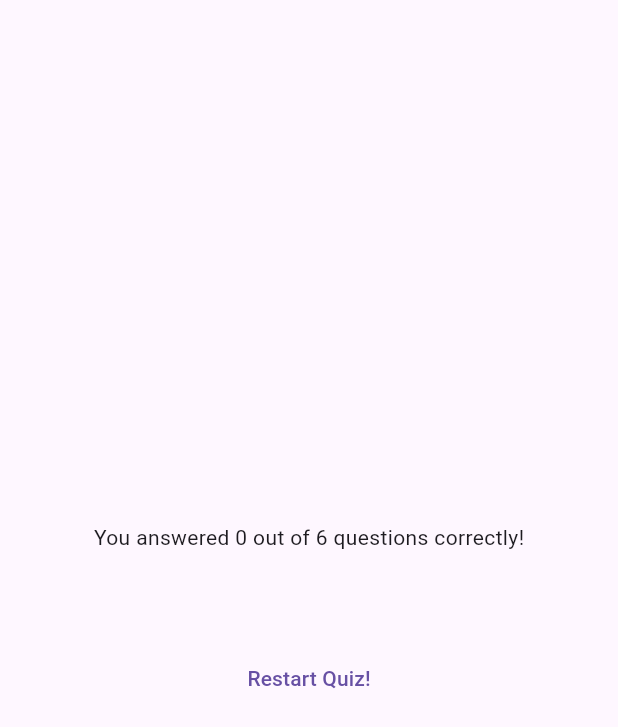
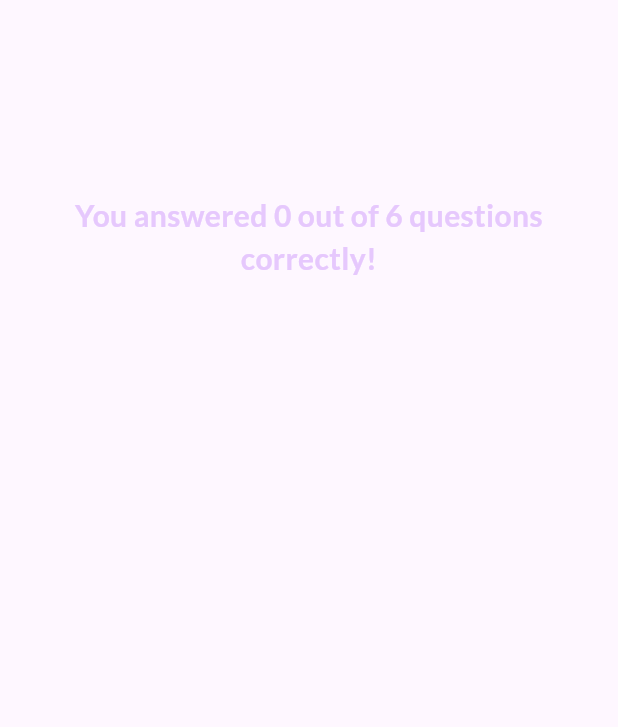
Before and after one commit to rasmusmedj/flutter_quiz, a Flutter app: the ResultsScreen widget shown alone on an empty page, opened directly with empty values, on a phone screen of 412 x 824 dp. Shown: the top 727 px of the screen. Run offline on Flutter 3.47's test engine with Material 3 defaults, Android fonts, the phone set to English and light mode, and no system bars; our stand-ins replace google_fonts.

Commit message:
add styling of results screen. Quiz app done

```diff
--- /dev/null
+++ b/lib/questions_summary/questions_summary.dart
@@ -0,0 +1,25 @@
+import 'package:flutter/material.dart';
+
+import 'summary_item.dart';
+
+class QuestionsSummary extends StatelessWidget {
+  const QuestionsSummary(this.summaryData, {super.key});
+
+  final List<Map<String, Object>> summaryData;
+
+  @override
+  Widget build(BuildContext context) {
+    return SizedBox(
+      height: 400,
+      child: SingleChildScrollView(
+        child: Column(
+          children: summaryData.map(
+            (data) {
+              return SummaryItem(data);
+            },
+          ).toList(),
+        ),
+      ),
+    );
+  }
+}
--- a/lib/results_screen.dart
+++ b/lib/results_screen.dart
@@ -1,14 +1,17 @@
 import 'package:flutter/material.dart';
+import 'package:google_fonts/google_fonts.dart';
 
 import 'package:flutter_quiz/data/questions.dart';
-import 'package:flutter_quiz/questions_summary.dart';
+import 'package:flutter_quiz/questions_summary/questions_summary.dart';
 
 class ResultsScreen extends StatelessWidget {
   const ResultsScreen({
     super.key,
     required this.chosenAnswers,
+    required this.onRestart,
   });
 
+  final void Function() onRestart;
   final List<String> chosenAnswers;
 
   List<Map<String, Object>> getSummaryData() {
@@ -20,7 +23,7 @@ class ResultsScreen extends StatelessWidget {
           'question_index': i,
           'question': questions[i].text,
           'correct_answer': questions[i].answers[0],
-          'user_answer': chosenAnswers[i],
+          'user_answer': chosenAnswers[i]
         },
       );
     }
@@ -43,13 +46,29 @@ class ResultsScreen extends StatelessWidget {
         child: Column(
           mainAxisAlignment: MainAxisAlignment.center,
           children: [
-            Text('You answered $numCorrectQuestions out of $numTotalQuestions questions correctly!'),
-            const SizedBox(height: 30),
+            Text(
+              'You answered $numCorrectQuestions out of $numTotalQuestions questions correctly!',
+              style: GoogleFonts.lato(
+                color: const Color.fromARGB(255, 230, 200, 253),
+                fontSize: 20,
+                fontWeight: FontWeight.bold,
+              ),
+              textAlign: TextAlign.center,
+            ),
+            const SizedBox(
+              height: 30,
+            ),
             QuestionsSummary(summaryData),
-            const SizedBox(height: 30),
-            TextButton(
-              onPressed: () {},
-              child: const Text('Restart Quiz!'),
+            const SizedBox(
+              height: 30,
+            ),
+            TextButton.icon(
+              onPressed: onRestart,
+              style: TextButton.styleFrom(
+                foregroundColor: Colors.white,
+              ),
+              icon: const Icon(Icons.refresh),
+              label: const Text('Restart Quiz!'),
             )
           ],
         ),
--- a/lib/start_screen.dart
+++ b/lib/start_screen.dart
@@ -1,5 +1,4 @@
 import 'package:flutter/material.dart';
-import 'package:flutter/widgets.dart';
 import 'package:google_fonts/google_fonts.dart';
 
 class StartScreen extends StatelessWidget {
```
Also changed, not shown: lib/questions_summary.dart (deleted, +0 -33 lines), lib/questions_summary/question_identifier.dart (added, +35 -0 lines), lib/questions_summary/summary_item.dart (added, +58 -0 lines), lib/quiz.dart (+12 -2 lines).
